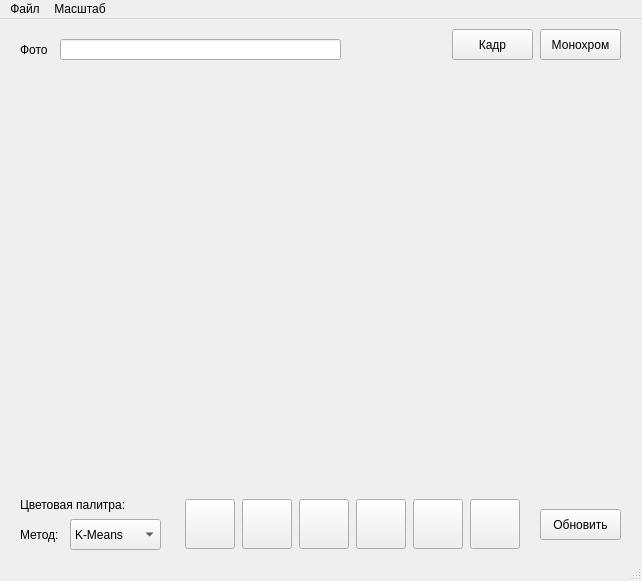
Before: the Qt Designer form mainwindow.ui in KStepanI1/Qt-ImageViewer, drawn with Qt 5.
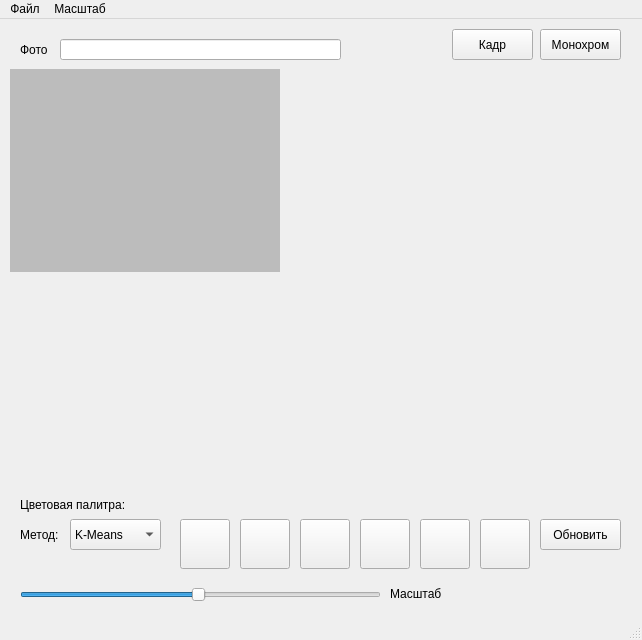
After: the same form once the commit is applied.

Patch:
```diff
--- a/mainwindow.ui
+++ b/mainwindow.ui
@@ -7,7 +7,7 @@
     <x>0</x>
     <y>0</y>
     <width>642</width>
-    <height>581</height>
+    <height>640</height>
    </rect>
   </property>
   <property name="windowTitle">
@@ -61,10 +61,10 @@
    <widget class="QLabel" name="imageDisplayLabel">
     <property name="geometry">
      <rect>
-      <x>60</x>
-      <y>60</y>
-      <width>521</width>
-      <height>381</height>
+      <x>10</x>
+      <y>50</y>
+      <width>270</width>
+      <height>203</height>
      </rect>
     </property>
     <property name="sizePolicy">
@@ -75,10 +75,13 @@
     </property>
     <property name="minimumSize">
      <size>
-      <width>400</width>
-      <height>300</height>
+      <width>270</width>
+      <height>203</height>
      </size>
     </property>
+    <property name="styleSheet">
+     <string notr="true">background-color:rgb(188, 188, 188)</string>
+    </property>
     <property name="text">
      <string/>
     </property>
@@ -129,7 +132,7 @@
     <property name="geometry">
      <rect>
       <x>540</x>
-      <y>490</y>
+      <y>500</y>
       <width>81</width>
       <height>31</height>
      </rect>
@@ -141,8 +144,8 @@
    <widget class="QPushButton" name="btnColor_1">
     <property name="geometry">
      <rect>
-      <x>185</x>
-      <y>480</y>
+      <x>180</x>
+      <y>500</y>
       <width>50</width>
       <height>50</height>
      </rect>
@@ -172,8 +175,8 @@
    <widget class="QPushButton" name="btnColor_2">
     <property name="geometry">
      <rect>
-      <x>242</x>
-      <y>480</y>
+      <x>240</x>
+      <y>500</y>
       <width>50</width>
       <height>50</height>
      </rect>
@@ -203,8 +206,8 @@
    <widget class="QPushButton" name="btnColor_3">
     <property name="geometry">
      <rect>
-      <x>299</x>
-      <y>480</y>
+      <x>300</x>
+      <y>500</y>
       <width>50</width>
       <height>50</height>
      </rect>
@@ -234,8 +237,8 @@
    <widget class="QPushButton" name="btnColor_4">
     <property name="geometry">
      <rect>
-      <x>356</x>
-      <y>480</y>
+      <x>360</x>
+      <y>500</y>
       <width>50</width>
       <height>50</height>
      </rect>
@@ -265,8 +268,8 @@
    <widget class="QPushButton" name="btnColor_5">
     <property name="geometry">
      <rect>
-      <x>413</x>
-      <y>480</y>
+      <x>420</x>
+      <y>500</y>
       <width>50</width>
       <height>50</height>
      </rect>
@@ -296,8 +299,8 @@
    <widget class="QPushButton" name="btnColor_6">
     <property name="geometry">
      <rect>
-      <x>470</x>
-      <y>480</y>
+      <x>480</x>
+      <y>500</y>
       <width>50</width>
       <height>50</height>
      </rect>
@@ -337,6 +340,41 @@
      <string>Кадр</string>
     </property>
    </widget>
+   <widget class="QSlider" name="slider">
+    <property name="geometry">
+     <rect>
+      <x>20</x>
+      <y>560</y>
+      <width>361</width>
+      <height>31</height>
+     </rect>
+    </property>
+    <property name="minimum">
+     <number>1</number>
+    </property>
+    <property name="maximum">
+     <number>100</number>
+    </property>
+    <property name="value">
+     <number>50</number>
+    </property>
+    <property name="orientation">
+     <enum>Qt::Horizontal</enum>
+    </property>
+   </widget>
+   <widget class="QLabel" name="valuelabel">
+    <property name="geometry">
+     <rect>
+      <x>390</x>
+      <y>559</y>
+      <width>63</width>
+      <height>31</height>
+     </rect>
+    </property>
+    <property name="text">
+     <string>Масштаб</string>
+    </property>
+   </widget>
   </widget>
   <widget class="QMenuBar" name="menuBar">
    <property name="geometry">
```
Left out of the diff: 2 changed lines with no effect on the pictures.
